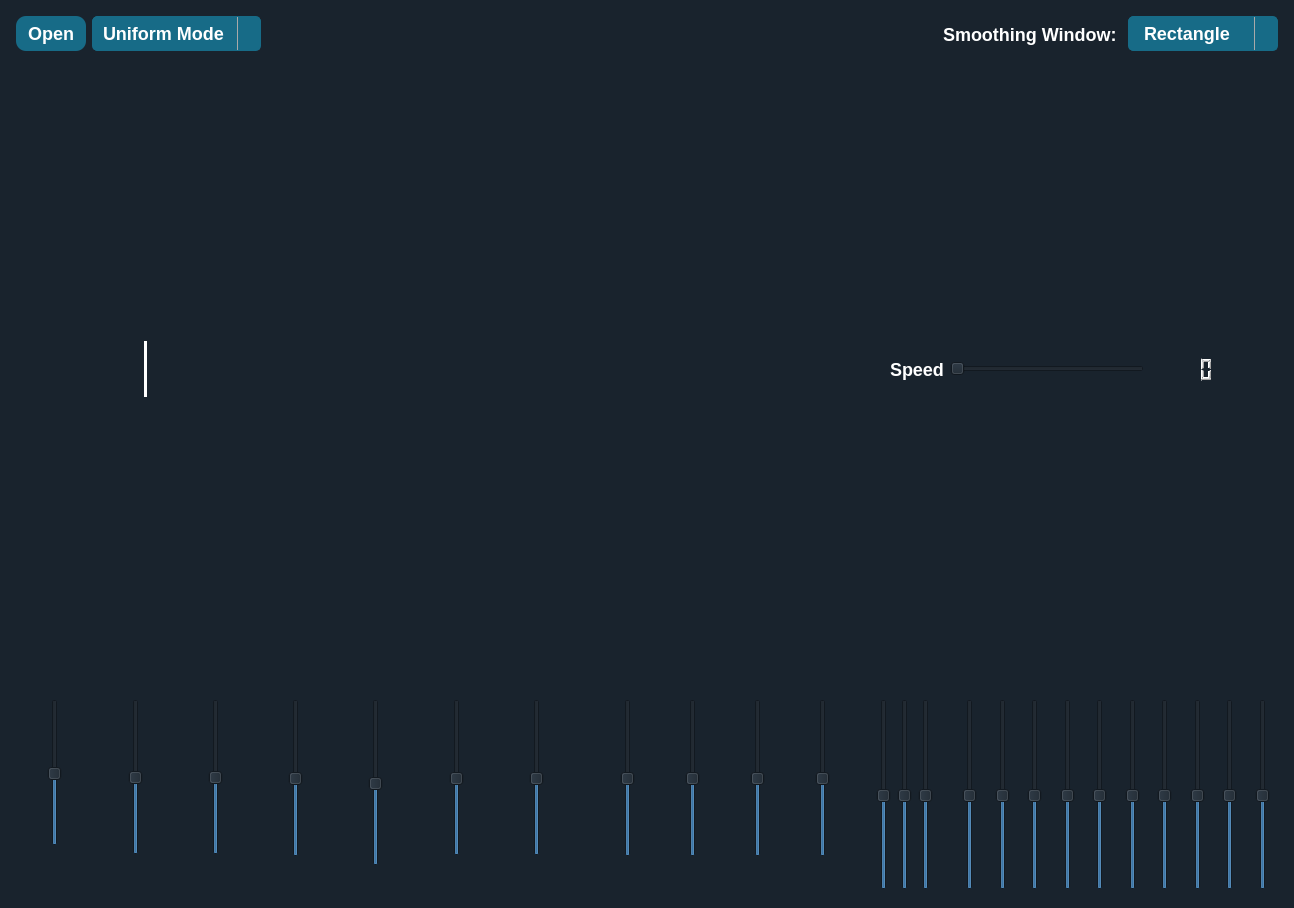
Before: the Qt Designer form main.ui in omarshaban02/Equalizer, drawn with Qt 5.
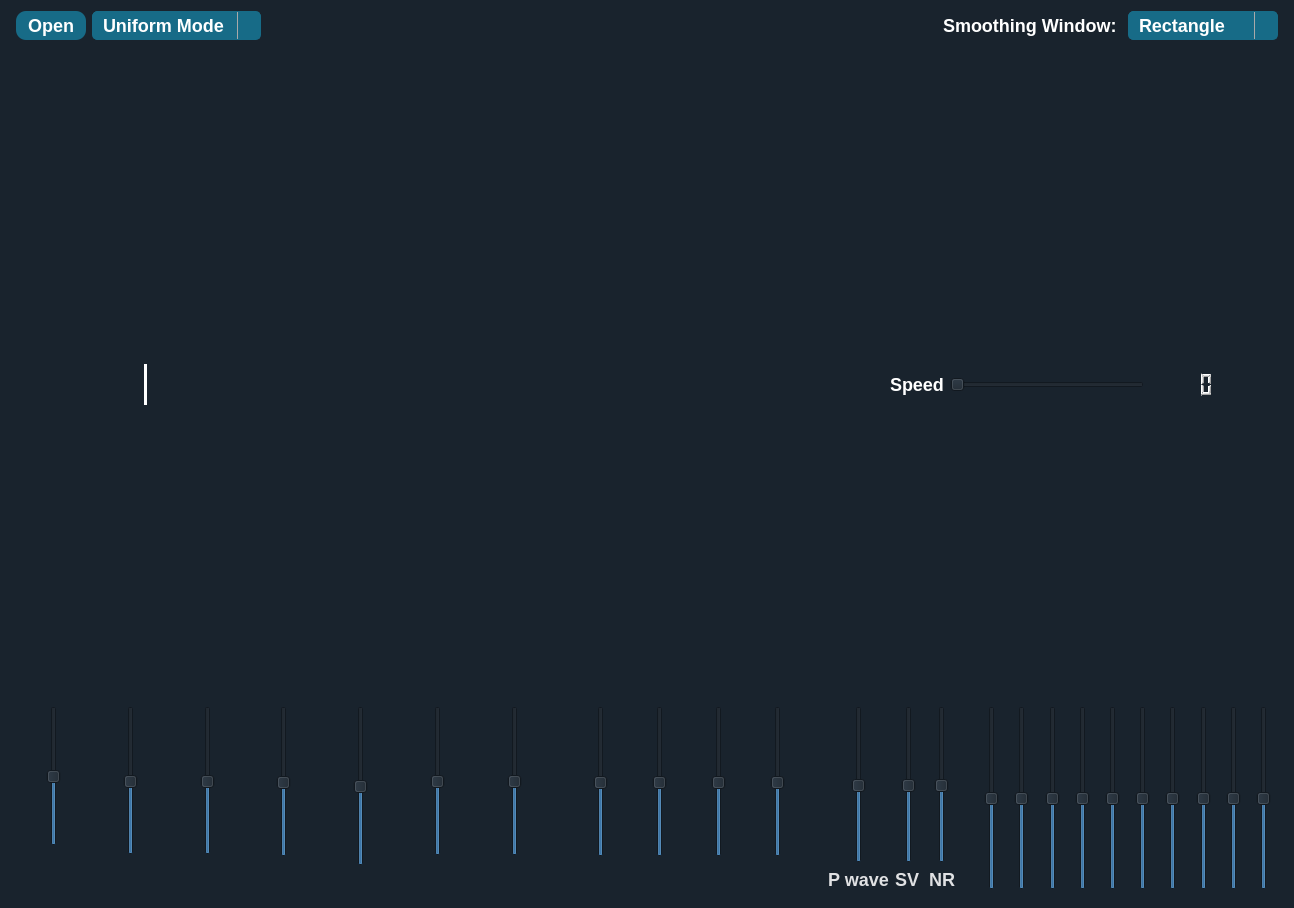
After: the same form once the commit is applied. Icons and pictures are not drawn.

Patch:
```diff
--- a/main.ui
+++ b/main.ui
@@ -277,7 +277,7 @@
 }</string>
   </property>
   <widget class="QWidget" name="centralwidget">
-   <layout class="QVBoxLayout" name="verticalLayout" stretch="1,5,1,5,4">
+   <layout class="QVBoxLayout" name="verticalLayout" stretch="1,8,1,7,4">
     <property name="spacing">
      <number>0</number>
     </property>
@@ -441,22 +441,22 @@
          </property>
          <item>
           <property name="text">
-           <string> Rectangle</string>
+           <string>Rectangle</string>
           </property>
          </item>
          <item>
           <property name="text">
-           <string> Hamming</string>
+           <string>Hamming</string>
           </property>
          </item>
          <item>
           <property name="text">
-           <string> Hanning</string>
+           <string>Hanning</string>
           </property>
          </item>
          <item>
           <property name="text">
-           <string> Gaussian</string>
+           <string>Gaussian</string>
           </property>
          </item>
         </widget>
@@ -1083,8 +1083,11 @@
                 <property name="maximum">
                  <number>100</number>
                 </property>
+                <property name="singleStep">
+                 <number>10</number>
+                </property>
                 <property name="pageStep">
-                 <number>1</number>
+                 <number>10</number>
                 </property>
                 <property name="value">
                  <number>50</number>
@@ -1186,8 +1189,11 @@
                 <property name="maximum">
                  <number>100</number>
                 </property>
+                <property name="singleStep">
+                 <number>10</number>
+                </property>
                 <property name="pageStep">
-                 <number>1</number>
+                 <number>10</number>
                 </property>
                 <property name="value">
                  <number>50</number>
@@ -1274,8 +1280,11 @@
                 <property name="maximum">
                  <number>100</number>
                 </property>
+                <property name="singleStep">
+                 <number>10</number>
+                </property>
                 <property name="pageStep">
-                 <number>1</number>
+                 <number>10</number>
                 </property>
                 <property name="value">
                  <number>50</number>
@@ -1359,8 +1368,11 @@
                 <property name="maximum">
                  <number>100</number>
                 </property>
+                <property name="singleStep">
+                 <number>10</number>
+                </property>
                 <property name="pageStep">
-                 <number>1</number>
+                 <number>10</number>
                 </property>
                 <property name="value">
                  <number>50</number>
@@ -1447,8 +1459,11 @@
                 <property name="maximum">
                  <number>100</number>
                 </property>
+                <property name="singleStep">
+                 <number>10</number>
+                </property>
                 <property name="pageStep">
-                 <number>1</number>
+                 <number>10</number>
                 </property>
                 <property name="value">
                  <number>50</number>
@@ -1544,8 +1559,11 @@
                 <property name="maximum">
                  <number>100</number>
                 </property>
+                <property name="singleStep">
+                 <number>10</number>
+                </property>
                 <property name="pageStep">
-                 <number>1</number>
+                 <number>10</number>
                 </property>
                 <property name="value">
                  <number>50</number>
@@ -1629,6 +1647,12 @@
                 <property name="maximum">
                  <number>100</number>
                 </property>
+                <property name="singleStep">
+                 <number>10</number>
+                </property>
+                <property name="pageStep">
+                 <number>10</number>
+                </property>
                 <property name="value">
                  <number>50</number>
                 </property>
@@ -1735,8 +1759,11 @@
                 <property name="maximum">
                  <number>100</number>
                 </property>
+                <property name="singleStep">
+                 <number>10</number>
+                </property>
                 <property name="pageStep">
-                 <number>1</number>
+                 <number>10</number>
                 </property>
                 <property name="value">
                  <number>50</number>
@@ -1817,8 +1844,11 @@
                 <property name="maximum">
                  <number>100</number>
                 </property>
+                <property name="singleStep">
+                 <number>10</number>
+                </property>
                 <property name="pageStep">
-                 <number>1</number>
+                 <number>10</number>
                 </property>
                 <property name="value">
                  <number>50</number>
@@ -1899,8 +1929,11 @@
                 <property name="maximum">
                  <number>100</number>
                 </property>
+                <property name="singleStep">
+                 <number>10</number>
+                </property>
                 <property name="pageStep">
-                 <number>1</number>
+                 <number>10</number>
                 </property>
                 <property name="value">
                  <number>50</number>
@@ -1981,8 +2014,11 @@
                 <property name="maximum">
                  <number>100</number>
                 </property>
+                <property name="singleStep">
+                 <number>10</number>
+                </property>
                 <property name="pageStep">
-                 <number>1</number>
+                 <number>10</number>
                 </property>
                 <property name="value">
                  <number>50</number>
@@ -2058,9 +2094,26 @@
          <property name="frameShadow">
           <enum>QFrame::Raised</enum>
          </property>
+         <layout class="QHBoxLayout" name="horizontalLayout_33">
+          <item>
+           <layout class="QVBoxLayout" name="verticalLayout_13">
+            <item>
          <layout class="QHBoxLayout" name="horizontalLayout_8">
           <item>
-           <widget class="QSlider" name="ecg_arrhythmia1_slider">
+               <spacer name="horizontalSpacer_32">
+                <property name="orientation">
+                 <enum>Qt::Horizontal</enum>
+                </property>
+                <property name="sizeHint" stdset="0">
+                 <size>
+                  <width>40</width>
+                  <height>20</height>
+                 </size>
+                </property>
+               </spacer>
+              </item>
+              <item>
+               <widget class="QSlider" name="p_wave_arrhythmia_slider">
             <property name="cursor">
              <cursorShape>OpenHandCursor</cursorShape>
             </property>
@@ -2070,8 +2123,11 @@
             <property name="maximum">
              <number>100</number>
             </property>
+                <property name="singleStep">
+                 <number>10</number>
+                </property>
             <property name="pageStep">
-             <number>1</number>
+                 <number>10</number>
             </property>
             <property name="value">
              <number>50</number>
@@ -2082,7 +2138,51 @@
            </widget>
           </item>
           <item>
-           <widget class="QSlider" name="ecg_arrhythmia2_slider">
+               <spacer name="horizontalSpacer_31">
+                <property name="orientation">
+                 <enum>Qt::Horizontal</enum>
+                </property>
+                <property name="sizeHint" stdset="0">
+                 <size>
+                  <width>40</width>
+                  <height>20</height>
+                 </size>
+                </property>
+               </spacer>
+              </item>
+             </layout>
+            </item>
+            <item>
+             <widget class="QLabel" name="label_2">
+              <property name="text">
+               <string>P wave</string>
+              </property>
+              <property name="alignment">
+               <set>Qt::AlignCenter</set>
+              </property>
+             </widget>
+            </item>
+           </layout>
+          </item>
+          <item>
+           <layout class="QVBoxLayout" name="verticalLayout_14">
+            <item>
+             <layout class="QHBoxLayout" name="horizontalLayout_22">
+              <item>
+               <spacer name="horizontalSpacer_33">
+                <property name="orientation">
+                 <enum>Qt::Horizontal</enum>
+                </property>
+                <property name="sizeHint" stdset="0">
+                 <size>
+                  <width>40</width>
+                  <height>20</height>
+                 </size>
+                </property>
+               </spacer>
+              </item>
+              <item>
+               <widget class="QSlider" name="sv_arrhythmia_slider">
             <property name="cursor">
              <cursorShape>OpenHandCursor</cursorShape>
             </property>
@@ -2092,8 +2192,11 @@
             <property name="maximum">
              <number>100</number>
             </property>
+                <property name="singleStep">
+                 <number>10</number>
+                </property>
             <property name="pageStep">
-             <number>1</number>
+                 <number>10</number>
             </property>
             <property name="value">
              <number>50</number>
@@ -2104,7 +2207,48 @@
            </widget>
           </item>
           <item>
-           <widget class="QSlider" name="ecg_arrhythmia3_slider">
+               <spacer name="horizontalSpacer_34">
+                <property name="orientation">
+                 <enum>Qt::Horizontal</enum>
+                </property>
+                <property name="sizeHint" stdset="0">
+                 <size>
+                  <width>40</width>
+                  <height>20</height>
+                 </size>
+                </property>
+               </spacer>
+              </item>
+             </layout>
+            </item>
+            <item>
+             <widget class="QLabel" name="label_3">
+              <property name="text">
+               <string>SV</string>
+              </property>
+             </widget>
+            </item>
+           </layout>
+          </item>
+          <item>
+           <layout class="QVBoxLayout" name="verticalLayout_15">
+            <item>
+             <layout class="QHBoxLayout" name="horizontalLayout_32">
+              <item>
+               <spacer name="horizontalSpacer_35">
+                <property name="orientation">
+                 <enum>Qt::Horizontal</enum>
+                </property>
+                <property name="sizeHint" stdset="0">
+                 <size>
+                  <width>40</width>
+                  <height>20</height>
+                 </size>
+                </property>
+               </spacer>
+              </item>
+              <item>
+               <widget class="QSlider" name="nr_arrhythmia_slider">
             <property name="cursor">
              <cursorShape>OpenHandCursor</cursorShape>
             </property>
@@ -2114,6 +2258,12 @@
             <property name="maximum">
              <number>100</number>
             </property>
+                <property name="singleStep">
+                 <number>10</number>
+                </property>
+                <property name="pageStep">
+                 <number>10</number>
+                </property>
             <property name="value">
              <number>50</number>
             </property>
@@ -2121,6 +2271,33 @@
              <enum>Qt::Vertical</enum>
             </property>
            </widget>
+              </item>
+              <item>
+               <spacer name="horizontalSpacer_40">
+                <property name="orientation">
+                 <enum>Qt::Horizontal</enum>
+                </property>
+                <property name="sizeHint" stdset="0">
+                 <size>
+                  <width>40</width>
+                  <height>20</height>
+                 </size>
+                </property>
+               </spacer>
+              </item>
+             </layout>
+            </item>
+            <item>
+             <widget class="QLabel" name="label_4">
+              <property name="text">
+               <string>NR</string>
+              </property>
+              <property name="alignment">
+               <set>Qt::AlignCenter</set>
+              </property>
+             </widget>
+            </item>
+           </layout>
           </item>
          </layout>
         </widget>
@@ -2172,6 +2349,12 @@
               <property name="maximum">
                <number>100</number>
               </property>
+              <property name="singleStep">
+               <number>10</number>
+              </property>
+              <property name="pageStep">
+               <number>10</number>
+              </property>
               <property name="value">
                <number>50</number>
               </property>
@@ -2221,6 +2404,12 @@
               <property name="maximum">
                <number>100</number>
               </property>
+              <property name="singleStep">
+               <number>10</number>
+              </property>
+              <property name="pageStep">
+               <number>10</number>
+              </property>
               <property name="value">
                <number>50</number>
               </property>
@@ -2270,6 +2459,12 @@
               <property name="maximum">
                <number>100</number>
               </property>
+              <property name="singleStep">
+               <number>10</number>
+              </property>
+              <property name="pageStep">
+               <number>10</number>
+              </property>
               <property name="value">
                <number>50</number>
               </property>
@@ -2319,6 +2514,12 @@
               <property name="maximum">
                <number>100</number>
               </property>
+              <property name="singleStep">
+               <number>10</number>
+              </property>
+              <property name="pageStep">
+               <number>10</number>
+              </property>
               <property name="value">
                <number>50</number>
               </property>
@@ -2368,6 +2569,12 @@
               <property name="maximum">
                <number>100</number>
               </property>
+              <property name="singleStep">
+               <number>10</number>
+              </property>
+              <property name="pageStep">
+               <number>10</number>
+              </property>
               <property name="value">
                <number>50</number>
               </property>
@@ -2417,6 +2624,12 @@
               <property name="maximum">
                <number>100</number>
               </property>
+              <property name="singleStep">
+               <number>10</number>
+              </property>
+              <property name="pageStep">
+               <number>10</number>
+              </property>
               <property name="value">
                <number>50</number>
               </property>
@@ -2466,6 +2679,12 @@
               <property name="maximum">
                <number>100</number>
               </property>
+              <property name="singleStep">
+               <number>10</number>
+              </property>
+              <property name="pageStep">
+               <number>10</number>
+              </property>
               <property name="value">
                <number>50</number>
               </property>
@@ -2515,6 +2734,12 @@
               <property name="maximum">
                <number>100</number>
               </property>
+              <property name="singleStep">
+               <number>10</number>
+              </property>
+              <property name="pageStep">
+               <number>10</number>
+              </property>
               <property name="value">
                <number>50</number>
               </property>
@@ -2564,6 +2789,12 @@
               <property name="maximum">
                <number>100</number>
               </property>
+              <property name="singleStep">
+               <number>10</number>
+              </property>
+              <property name="pageStep">
+               <number>10</number>
+              </property>
               <property name="value">
                <number>50</number>
               </property>
@@ -2613,6 +2844,12 @@
               <property name="maximum">
                <number>100</number>
               </property>
+              <property name="singleStep">
+               <number>10</number>
+              </property>
+              <property name="pageStep">
+               <number>10</number>
+              </property>
               <property name="value">
                <number>50</number>
               </property>
```
Lines whose indentation alone changed are shown as unchanged.
